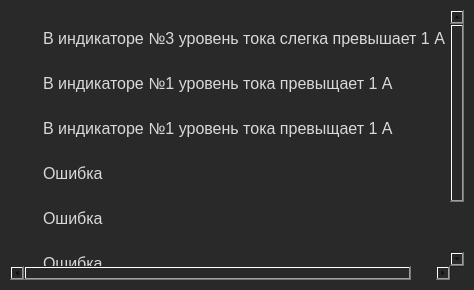
This is stage/UI/UI_Module/errorwindow.ui in zerotonyq/MTCOLD as Qt 5 draws it before an edit. The edited form follows.
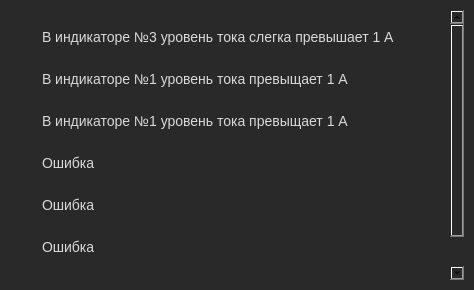
This is the edited form.

Diff of the .ui file:
```diff
--- a/stage/UI/UI_Module/errorwindow.ui
+++ b/stage/UI/UI_Module/errorwindow.ui
@@ -80,7 +80,7 @@
         <x>0</x>
         <y>0</y>
         <width>446</width>
-        <height>288</height>
+        <height>295</height>
        </rect>
       </property>
       <property name="styleSheet">
@@ -88,9 +88,9 @@
 text-align: center;
 align-items: center;
 justify-content: center;
-font-size: 16px; /* или другой размер в зависимости от нужд */
+font-size: 14px; /* или другой размер в зависимости от нужд */
 color: #D9D9D9; 
-font-family: 'random grotesque standard book', sans-serif; 
+font-family: 'Trebuchet MS', sans-serif; 
 text-shadow: 1px 1px 4px rgba(255, 255, 255, 0.8); /* светлый эффект тени текста */
 padding: 10px 20px; /* немного пространства вокруг текста */</string>
       </property>
```
